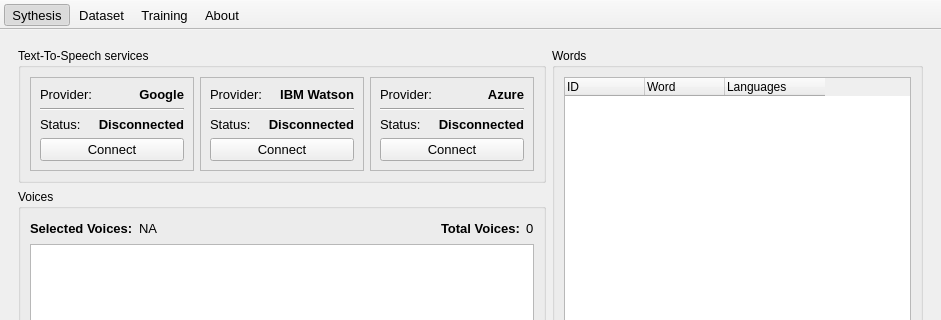
This is ui/qtDesigner/mainWindow.ui in DennisSentler/kwsCoach as Qt 5 draws it before an edit; both pictures show x 0 to 941 and y 0 to 320 of the 941 by 788 pixel window. The edited form follows.
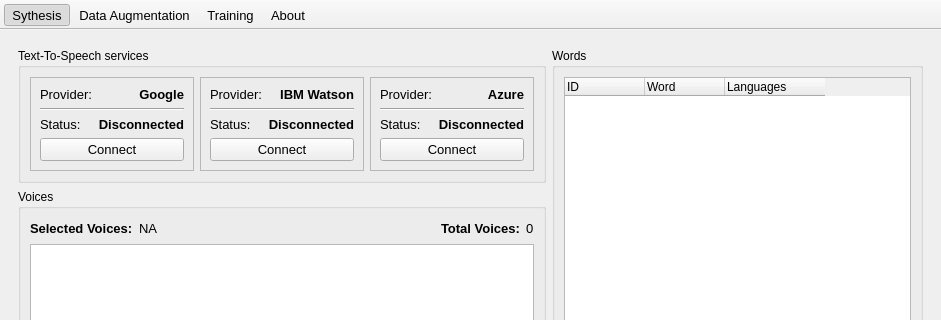
This is the edited form. Icons and pictures are not drawn.

```diff
--- a/ui/qtDesigner/mainWindow.ui
+++ b/ui/qtDesigner/mainWindow.ui
@@ -829,7 +829,7 @@
      <normaloff>:/icons8/icons8/reconstruction_plan_30px_white.png</normaloff>:/icons8/icons8/reconstruction_plan_30px_white.png</iconset>
    </property>
    <property name="text">
-    <string>Dataset</string>
+    <string>Data Augmentation</string>
    </property>
    <property name="toolTip">
     <string>Dataset</string>
```
